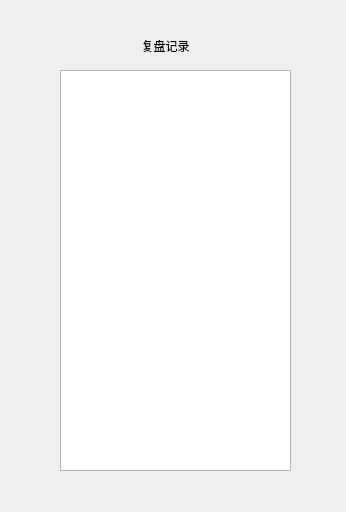
Qt form replaywindow.ui (lgb666666661/Gobang) before a commit.
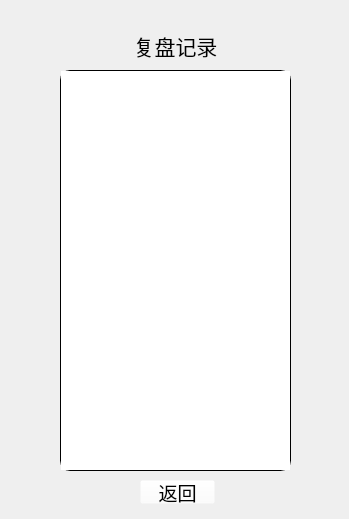
The same form after that commit.

Diff of the .ui file:
```diff
--- a/replaywindow.ui
+++ b/replaywindow.ui
@@ -6,8 +6,8 @@
             <rect>
                 <x>0</x>
                 <y>0</y>
-                <width>346</width>
-                <height>512</height>
+    <width>349</width>
+    <height>519</height>
             </rect>
         </property>
         <property name="windowTitle">
@@ -23,16 +23,34 @@
                         <height>401</height>
                     </rect>
                 </property>
+    <property name="font">
+     <font>
+      <pointsize>12</pointsize>
+     </font>
+    </property>
+    <property name="styleSheet">
+     <string notr="true">border-radius:10px;
+border: 1px solid rgb(0,0,0);</string>
+    </property>
+    <property name="itemAlignment">
+     <set>Qt::AlignCenter</set>
+    </property>
             </widget>
             <widget class="QLabel" name="label">
                 <property name="geometry">
                     <rect>
-                        <x>120</x>
+      <x>130</x>
                         <y>30</y>
                         <width>91</width>
                         <height>31</height>
                     </rect>
                 </property>
+    <property name="font">
+     <font>
+      <family>楷体</family>
+      <pointsize>16</pointsize>
+     </font>
+    </property>
                 <property name="text">
                     <string>复盘记录</string>
                 </property>
@@ -40,6 +58,29 @@
                     <set>Qt::AlignCenter</set>
                 </property>
             </widget>
+   <widget class="QPushButton" name="returnButton">
+    <property name="geometry">
+     <rect>
+      <x>140</x>
+      <y>480</y>
+      <width>75</width>
+      <height>24</height>
+     </rect>
+    </property>
+    <property name="font">
+     <font>
+      <family>楷体</family>
+      <pointsize>14</pointsize>
+      <underline>true</underline>
+     </font>
+    </property>
+    <property name="styleSheet">
+     <string notr="true">background-color: rgba(255, 255, 255, 0);</string>
+    </property>
+    <property name="text">
+     <string>返回</string>
+    </property>
+   </widget>
         </widget>
     </widget>
     <resources/>
```
Lines whose indentation alone changed are shown as unchanged.
